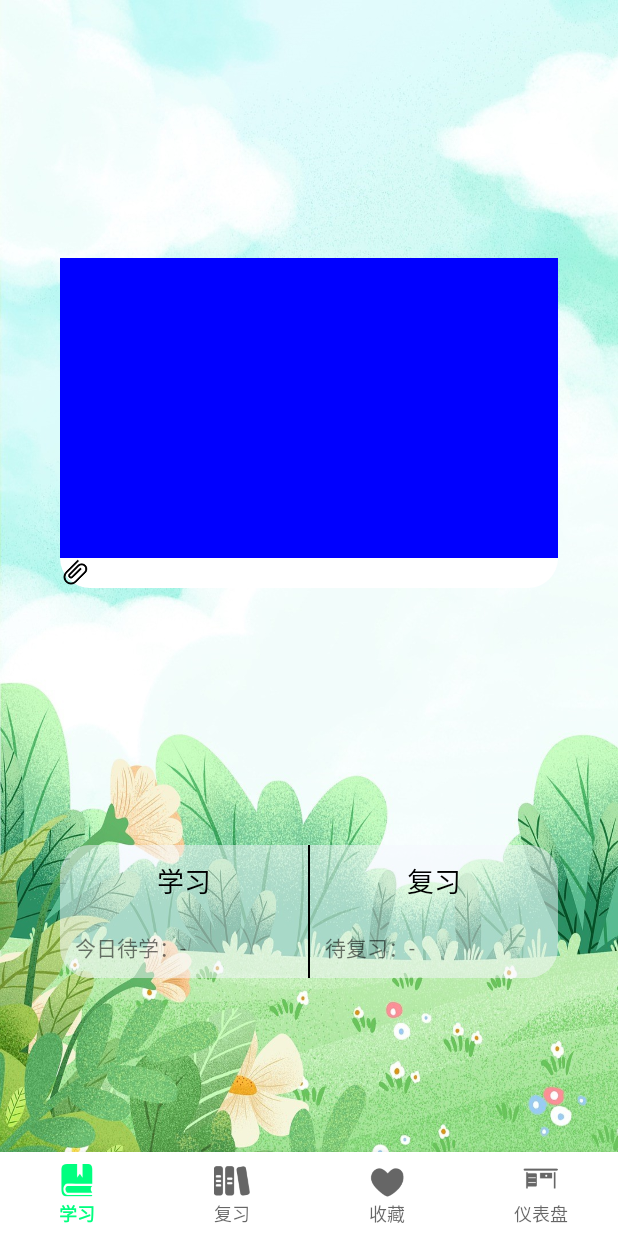
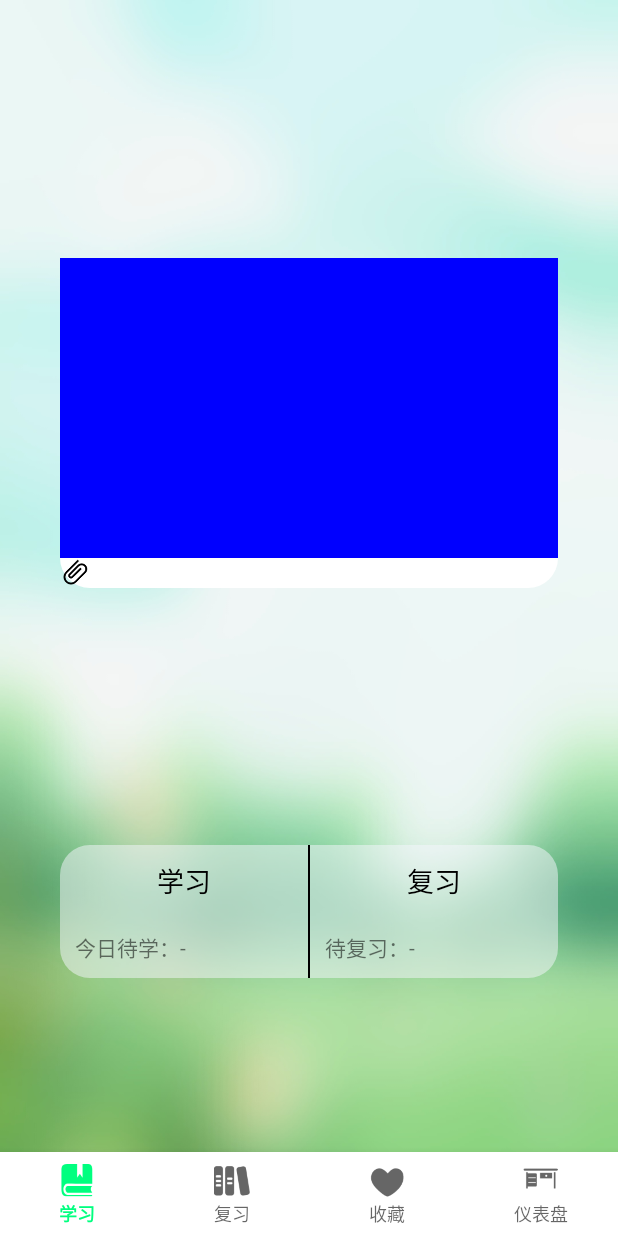
Before and after one commit to chenzan01/WordsDiary, an Android app: the StudyInfoFragment screen opened through its navigation route, on a phone screen of 412 x 824 dp. Run offline under Robolectric (Android 15) with nearby library versions, the phone set to English and light mode, and no system bars; our stand-ins replace navigation-ui; libraries missing offline, so code that uses them is left out: com.alibaba.fastjson; Roboto replaces fonts that are not available here.

Commit message:
【修改代码】StudyInfo、Dictionary页面背景图UI调整

```diff
--- a/app/src/main/res/layout/fragment_dictionary.xml
+++ b/app/src/main/res/layout/fragment_dictionary.xml
@@ -4,6 +4,7 @@
     xmlns:app="http://schemas.android.com/apk/res-auto"
     android:layout_width="match_parent"
     android:layout_height="match_parent"
+    android:background="@drawable/ic_wordinfo_morning_alpha"
     tools:context=".fragment.dictionary.DictionaryFragment">
 
     <LinearLayout
--- a/app/src/main/res/layout/fragment_study_info.xml
+++ b/app/src/main/res/layout/fragment_study_info.xml
@@ -4,7 +4,7 @@
     xmlns:tools="http://schemas.android.com/tools"
     android:layout_width="match_parent"
     android:layout_height="match_parent"
-    android:background="@drawable/ic_wordinfo_morning"
+    android:background="@drawable/ic_wordinfo_morning_alpha"
     tools:context=".fragment.study.studyInfo.StudyInfoFragment">
 
     <!--词书卡片-->
```
Also changed, not shown: app/src/main/res/drawable/ic_wordinfo_morning_alpha.jpg.
